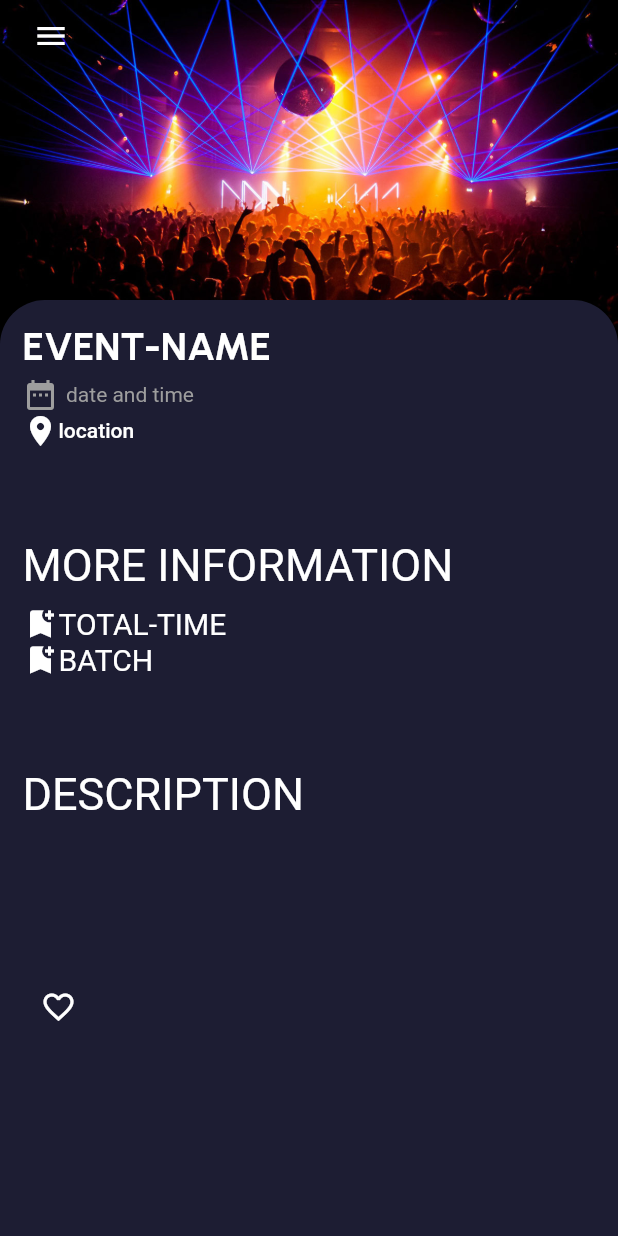
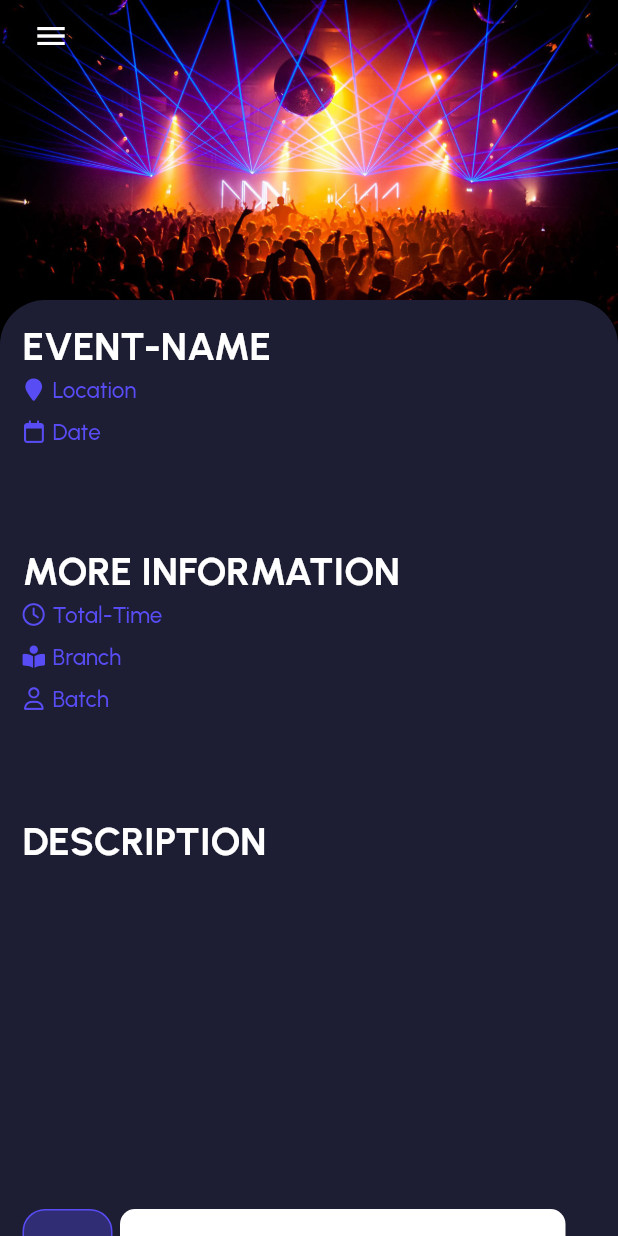
Before and after one commit to Xe-nor/CampusKonnect, a Flutter app: the eventdetail screen opened by its route, on a phone screen of 412 x 824 dp. Run offline on Flutter 3.47's test engine with Material 2 defaults, Android fonts, the phone set to English and light mode, and no system bars; our stand-ins replace firebase_auth, firebase_core, flutter_snake_navigationbar, font_awesome_flutter, get, google_fonts and 2 more; accounts and stored records are empty; project files that could hold a hidden picture were left out.

Commit message:
eventdetail

```diff
--- a/lib/pages/eventdetail.dart
+++ b/lib/pages/eventdetail.dart
@@ -1,8 +1,12 @@
+import 'package:campuskonnect/utils/theme.dart';
+import 'package:firebase_auth/firebase_auth.dart';
 import 'package:flutter/material.dart';
 import 'package:campuskonnect/pages/bottomnavbar.dart';
 import 'package:get/get.dart';
 import 'package:google_fonts/google_fonts.dart';
 import 'package:font_awesome_flutter/font_awesome_flutter.dart';
+
+import '../widgets/icondetailpair.dart';
 
 // ignore: camel_case_types
 class eventdetail extends StatefulWidget {
@@ -73,92 +77,91 @@ class _eventdetailState extends State<eventdetail> {
                         const SizedBox(
                           height: 5,
                         ),
-                          Row(
-                            children: const [
-                              Icon(Icons.date_range, color: Colors.grey),
-                              Padding(
-                                padding: EdgeInsets.symmetric(horizontal: 5),
-                                child: Text(
-                                  "date and time",
-                                  style: TextStyle(color: Colors.grey),
+                        icondetailpair(
+                            detail: 'Location',
+                            icon: FontAwesomeIcons.locationPin),
+                        const SizedBox(
+                          height: 10,
                         ),
-                              ),
-                            ],
-                          ),
-                          Row(
-                            children: [
-                              const Icon(Icons.location_on,
-                                  color: Colors.white),
-                              Text(
-                                "location",
-                                style: Theme.of(context).textTheme.labelLarge,
-                              ),
-                            ],
+                        icondetailpair(
+                            detail: 'Date', icon: FontAwesomeIcons.calendar),
+                        const SizedBox(
+                          height: 8,
                         ),
                         const SizedBox(
                           height: 60,
                         ),
                         Row(
-                            children: const [
-                              Text(
-                                "MORE INFORMATION",
-                                style: TextStyle(fontSize: 30),
-                              )
+                          children: [
+                            Text("MORE INFORMATION",
+                                style: GoogleFonts.urbanist(
+                                    fontSize: 26.0,
+                                    fontWeight: FontWeight.w700))
                           ],
                         ),
+                        SizedBox(
+                          height: 5,
+                        ),
+                        icondetailpair(
+                            detail: 'Total-Time', icon: FontAwesomeIcons.clock),
                         const SizedBox(
                           height: 10,
                         ),
-                          Row(
-                            children: const [
-                              Icon(Icons.bookmark_add, color: Colors.white),
-                              Text(
-                                "TOTAL-TIME",
-                                style: TextStyle(fontSize: 20),
+                        icondetailpair(
+                            detail: 'Branch',
+                            icon: FontAwesomeIcons.bookOpenReader),
+                        const SizedBox(
+                          height: 10,
                         ),
-                            ],
-                          ),
-                          Row(
-                            children: const [
-                              Icon(Icons.bookmark_add, color: Colors.white),
-                              Text(
-                                "BATCH",
-                                style: TextStyle(fontSize: 20),
-                              ),
-                            ],
+                        icondetailpair(
+                            detail: 'Batch', icon: FontAwesomeIcons.user),
+                        const SizedBox(
+                          height: 10,
                         ),
                         const SizedBox(
                           height: 60,
                         ),
                         Row(
-                            children: const [
-                              Text(
-                                "DESCRIPTION",
-                                style: TextStyle(fontSize: 30),
-                              )
+                          children: [
+                            Text("DESCRIPTION",
+                                style: GoogleFonts.urbanist(
+                                    fontSize: 26.0,
+                                    fontWeight: FontWeight.w700))
                           ],
                         ),
                         const SizedBox(
-                            height: 100,
+                          height: 230,
                         ),
                         Positioned(
                           bottom: 0,
-                            left: 10,
                           child: Row(
                             children: [
-                                IconButton(
-                                  style: const ButtonStyle(),
-                                  onPressed: () {},
-                                  icon: const Icon(
-                                      Icons.favorite_border_outlined),
-                                )
-                              ],
+                              AppButtons(
+                                  size: 60,
+                                  color: Color.fromARGB(255, 255, 255, 255),
+                                  isIcon: true,
+                                  icon: FontAwesomeIcons.heart,
+                                  backgroundColor:
+                                      Color.fromARGB(87, 87, 76, 244),
+                                  borderColor: Appcolors.buttoncolor),
+                              SizedBox(
+                                width: 5,
                               ),
-                          )
+                              ResponsiveButton(
+                                isResponsive: true,
+                                width: double.maxFinite,
+                              ),
+                              const SizedBox(
+                                width: 20,
+                              ),
                             ],
                           ),
                         ),
-                  ))
+                      ],
+                    ),
+                  ),
+                ),
+              )
             ],
           ),
         ),
@@ -166,3 +169,76 @@ class _eventdetailState extends State<eventdetail> {
     );
   }
 }
+
+class AppButtons extends StatelessWidget {
+  final Color color;
+  String? text;
+  IconData? icon;
+  final Color backgroundColor;
+  double size;
+  final Color borderColor;
+  bool? isIcon;
+
+  AppButtons(
+      {Key? key,
+      this.isIcon = false,
+      this.text = "Hi",
+      this.icon,
+      required this.size,
+      required this.color,
+      required this.backgroundColor,
+      required this.borderColor})
+      : super(key: key);
+
+  @override
+  Widget build(BuildContext context) {
+    return Container(
+      width: size,
+      height: size,
+      decoration: BoxDecoration(
+          border: Border.all(
+            color: borderColor,
+            width: 1.0,
+          ),
+          borderRadius: BorderRadius.circular(15),
+          color: backgroundColor),
+      child: isIcon == false
+          ? Center(child: Text("Register"))
+          : Center(child: Icon(icon, color: color)),
+    );
+  }
+}
+
+class ResponsiveButton extends StatelessWidget {
+  bool? isResponsive;
+  double? width;
+  ResponsiveButton({Key? key, this.width = 120, this.isResponsive = false})
+      : super(key: key);
+
+  @override
+  Widget build(BuildContext context) {
+    return Flexible(
+      child: Container(
+        width: isResponsive == true ? double.maxFinite : width,
+        height: 60,
+        decoration: BoxDecoration(
+            borderRadius: BorderRadius.circular(10), color: Colors.white),
+        child: Row(
+          mainAxisAlignment: isResponsive == true
+              ? MainAxisAlignment.spaceBetween
+              : MainAxisAlignment.center,
+          children: [
+            isResponsive == true
+                ? Container(
+                    margin: const EdgeInsets.only(left: 20),
+                    child: const Text("Register"),
+                    color: Colors.blue,
+                  )
+                : Container(),
+            //sImage.asset("img/button-one.png"),/
+          ],
+        ),
+      ),
+    );
+  }
+}
--- a/lib/widgets/icondetailpair.dart
+++ b/lib/widgets/icondetailpair.dart
@@ -12,8 +12,8 @@ Widget icondetailpair({
     padding: const EdgeInsets.only(right: 20.0),
     child: Row(
       children: [
-        const Icon(
-          FontAwesomeIcons.calendar,
+        Icon(
+          icon,
           size: 15,
           color: Appcolors.buttoncolor,
         ),
```
Lines whose indentation alone changed are shown as unchanged.
